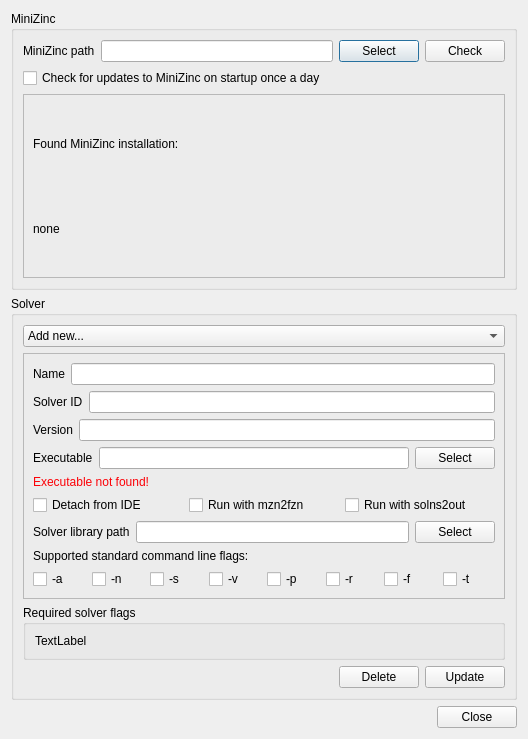
MiniZinc/MiniZincIDE, file MiniZincIDE/solverdialog.ui: the form before one commit.
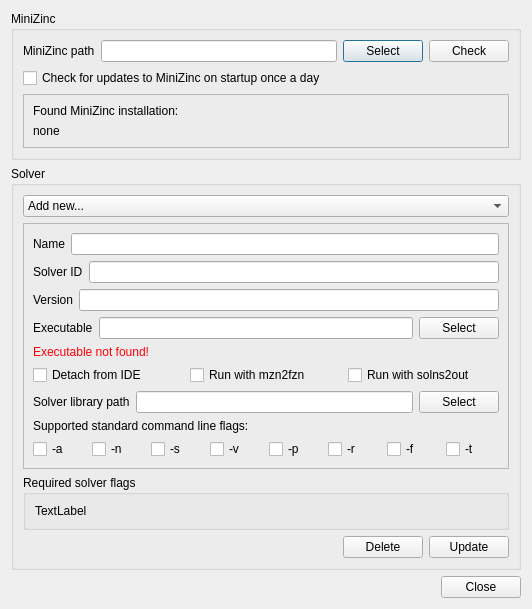
The form after the commit.

Commit message: Fix size of solver dialog

The edit to the form file:
```diff
--- a/MiniZincIDE/solverdialog.ui
+++ b/MiniZincIDE/solverdialog.ui
@@ -23,8 +23,17 @@
    <bool>true</bool>
   </property>
   <layout class="QVBoxLayout" name="verticalLayout_2">
+   <property name="sizeConstraint">
+    <enum>QLayout::SetFixedSize</enum>
+   </property>
    <item>
     <widget class="QGroupBox" name="groupBox_3">
+     <property name="minimumSize">
+      <size>
+       <width>510</width>
+       <height>0</height>
+      </size>
+     </property>
      <property name="title">
       <string>MiniZinc</string>
      </property>
```
